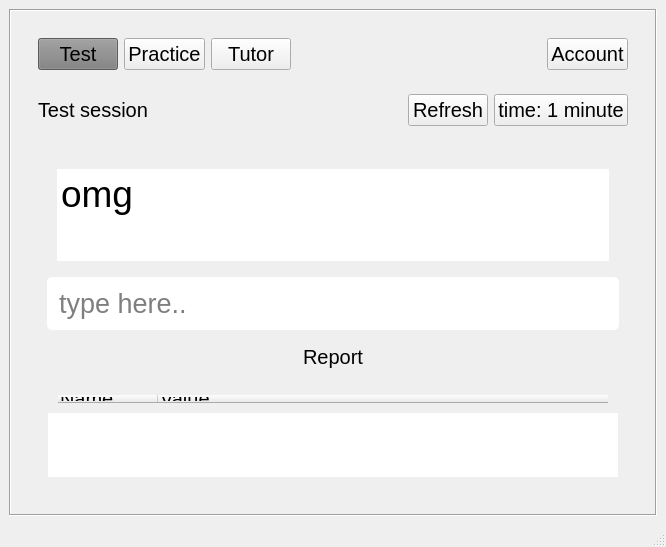
This is home.ui in Prakash5209/typing_tutor as Qt 5 draws it before an edit. The edited form follows.
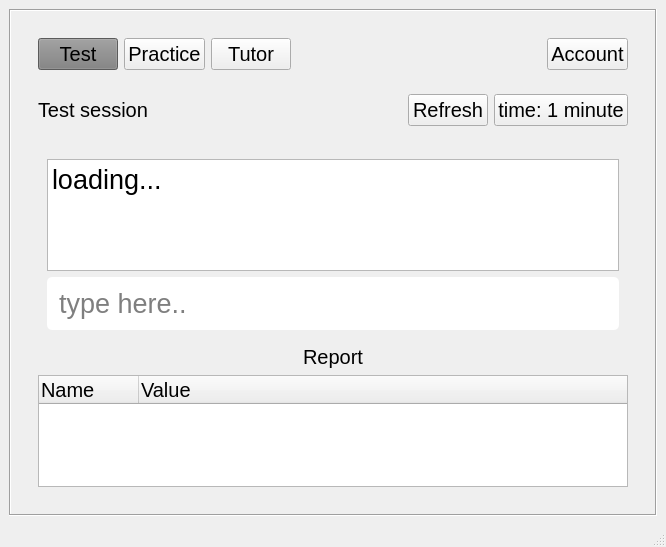
This is the edited form.

What changed in the file:
```diff
--- a/home.ui
+++ b/home.ui
@@ -124,8 +124,7 @@
                      </font>
                     </property>
                     <property name="styleSheet">
-                     <string notr="true">padding:10px;
-border-radius:5px;</string>
+                     <string notr="true"/>
                     </property>
                     <property name="markdown">
                      <string>omg
@@ -137,7 +136,7 @@
 &lt;html&gt;&lt;head&gt;&lt;meta name=&quot;qrichtext&quot; content=&quot;1&quot; /&gt;&lt;style type=&quot;text/css&quot;&gt;
 p, li { white-space: pre-wrap; }
 &lt;/style&gt;&lt;/head&gt;&lt;body style=&quot; font-family:'Ubuntu'; font-size:15pt; font-weight:400; font-style:normal;&quot;&gt;
-&lt;p style=&quot; margin-top:6px; margin-bottom:6px; margin-left:0px; margin-right:0px; -qt-block-indent:0; text-indent:0px;&quot;&gt;&lt;span style=&quot; font-size:28pt; color:#000000;&quot;&gt;omg&lt;/span&gt;&lt;/p&gt;&lt;/body&gt;&lt;/html&gt;</string>
+&lt;p style=&quot; margin-top:6px; margin-bottom:6px; margin-left:0px; margin-right:0px; -qt-block-indent:0; text-indent:0px;&quot;&gt;&lt;span style=&quot; font-size:20pt;&quot;&gt;loading...&lt;/span&gt;&lt;/p&gt;&lt;/body&gt;&lt;/html&gt;</string>
                     </property>
                     <property name="overwriteMode">
                      <bool>false</bool>
@@ -192,8 +191,7 @@
                   </font>
                  </property>
                  <property name="styleSheet">
-                  <string notr="true">padding:10px;
-border-radius:5px;</string>
+                  <string notr="true"/>
                  </property>
                  <column>
                   <property name="text">
```
Left out of the diff: 2 changed lines with no effect on the pictures.
